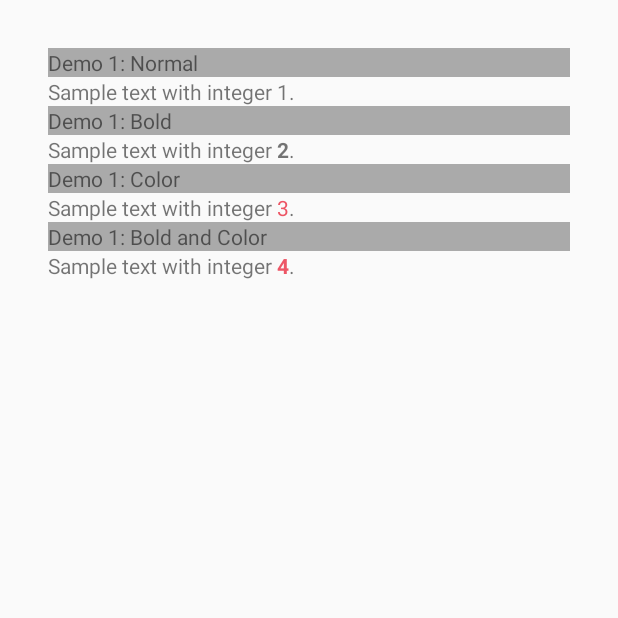
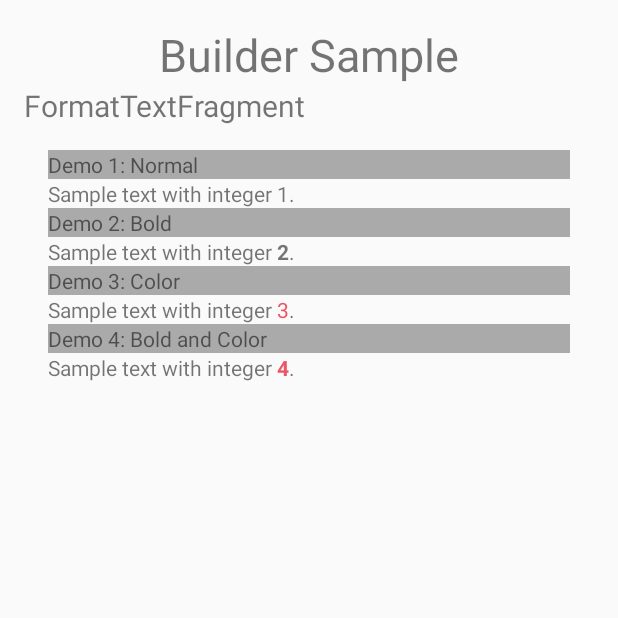
Before and after one commit to chunshenwu/BuilderSample, an Android app: the screen it shows after launch (MainActivity), on a phone screen of 412 x 824 dp, the top half of it. Run offline under Robolectric (Android 15) with nearby library versions, the phone set to English and light mode, and no system bars.

Commit message:
Update ui string.

```diff
--- a/app/src/main/java/com/example/jason_wu/buildersample/MainActivity.java
+++ b/app/src/main/java/com/example/jason_wu/buildersample/MainActivity.java
@@ -6,6 +6,7 @@ import android.support.v4.app.FragmentManager;
 import android.support.v4.app.FragmentPagerAdapter;
 import android.support.v4.view.ViewPager;
 import android.os.Bundle;
+import android.widget.TextView;
 
 import com.example.jason_wu.buildersample.ui.fragment.FormatTextFragment;
 import com.example.jason_wu.buildersample.ui.fragment.SpannableFragment;
@@ -14,23 +15,50 @@ import java.util.ArrayList;
 
 public class MainActivity extends FragmentActivity {
 
+    //View
+    private TextView mTextView;
     private ViewPager mViewPager;
     private FragmentManager mFragmentManager;
+    //Presenter
+    private MyFragmentPagerAdapter mAdapter;
     @Override
     protected void onCreate(Bundle savedInstanceState) {
         super.onCreate(savedInstanceState);
         setContentView(R.layout.activity_main);
         initView();
         initViewPager();
+        updateUI();
     }
 
     private void initView() {
+        mTextView = (TextView)findViewById(R.id.tv);
         mViewPager = (ViewPager) findViewById(R.id.vp);
         mFragmentManager = getSupportFragmentManager();
     }
 
     private void initViewPager() {
-        mViewPager.setAdapter(new MyFragmentPagerAdapter(mFragmentManager));
+        mAdapter = new MyFragmentPagerAdapter(mFragmentManager);
+        mViewPager.setAdapter(mAdapter);
+        mViewPager.setOnPageChangeListener(new ViewPager.OnPageChangeListener() {
+            @Override
+            public void onPageScrolled(int position, float positionOffset, int positionOffsetPixels) {
+            }
+
+            @Override
+            public void onPageSelected(int position) {
+                mTextView.setText(mAdapter.getItem(position).getClass().getSimpleName());
+            }
+
+            @Override
+            public void onPageScrollStateChanged(int state) {
+
+            }
+        });
+    }
+
+    private void updateUI() {
+        int position = mViewPager.getCurrentItem();
+        mTextView.setText(mAdapter.getItem(position).getClass().getSimpleName());
     }
 }
 
--- a/app/src/main/res/layout/activity_main.xml
+++ b/app/src/main/res/layout/activity_main.xml
@@ -8,15 +8,29 @@
     android:paddingLeft="@dimen/activity_horizontal_margin"
     android:paddingRight="@dimen/activity_horizontal_margin"
     android:paddingTop="@dimen/activity_vertical_margin"
-    tools:context="com.example.jason_wu.buildersample.MainActivity">
+    tools:context="com.example.jason_wu.buildersample.MainActivity"
+    >
 
-    <!--<TextView-->
-        <!--android:layout_width="wrap_content"-->
-        <!--android:layout_height="wrap_content"-->
-        <!--android:text="Hello World!"/>-->
+    <TextView
+        android:id="@+id/mainTv"
+        android:layout_width="match_parent"
+        android:layout_height="wrap_content"
+        android:text="Builder Sample"
+        android:textSize="30sp"
+        android:gravity="center"
+        />
+    <TextView
+        android:id="@+id/tv"
+        android:layout_below="@+id/mainTv"
+        android:layout_width="wrap_content"
+        android:layout_height="wrap_content"
+        android:text="Hello World!"
+        android:textSize="20sp"
+        />
 
     <android.support.v4.view.ViewPager
         android:id="@+id/vp"
+        android:layout_below="@id/tv"
         android:layout_width="match_parent"
         android:layout_height="match_parent">
     </android.support.v4.view.ViewPager>
--- a/app/src/main/res/layout/html_fragment.xml
+++ b/app/src/main/res/layout/html_fragment.xml
@@ -29,7 +29,7 @@
     <TextView
         android:layout_width="match_parent"
         android:layout_height="wrap_content"
-        android:text="Demo 1: Bold"
+        android:text="Demo 2: Bold"
         android:background="@android:color/darker_gray"
         />
 
@@ -43,7 +43,7 @@
     <TextView
         android:layout_width="match_parent"
         android:layout_height="wrap_content"
-        android:text="Demo 1: Color"
+        android:text="Demo 3: Color"
         android:background="@android:color/darker_gray"
         />
 
@@ -57,7 +57,7 @@
     <TextView
         android:layout_width="match_parent"
         android:layout_height="wrap_content"
-        android:text="Demo 1: Bold and Color"
+        android:text="Demo 4: Bold and Color"
         android:background="@android:color/darker_gray"
         />
 
--- a/app/src/main/res/layout/spannable_fragment.xml
+++ b/app/src/main/res/layout/spannable_fragment.xml
@@ -29,7 +29,7 @@
     <TextView
         android:layout_width="match_parent"
         android:layout_height="wrap_content"
-        android:text="Demo 1: appendPlus"
+        android:text="Demo 2: appendPlus"
         android:background="@android:color/darker_gray"
         />
 
@@ -43,7 +43,7 @@
     <TextView
         android:layout_width="match_parent"
         android:layout_height="wrap_content"
-        android:text="Demo 1: appendPlus and appendSuffix"
+        android:text="Demo 3: appendPlus and appendSuffix"
         android:background="@android:color/darker_gray"
         />
 
@@ -57,7 +57,7 @@
     <TextView
         android:layout_width="match_parent"
         android:layout_height="wrap_content"
-        android:text="Demo 1: keepMins"
+        android:text="Demo 4: keepMins"
         android:background="@android:color/darker_gray"
         />
 
```
